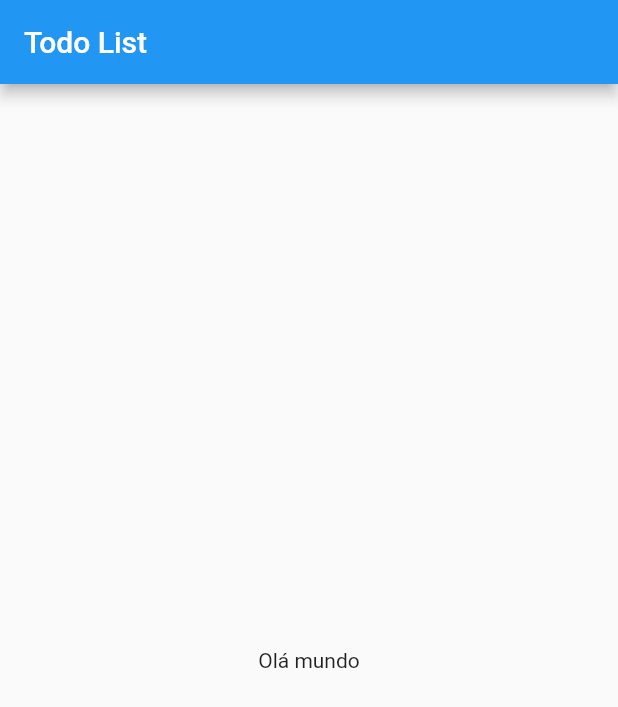
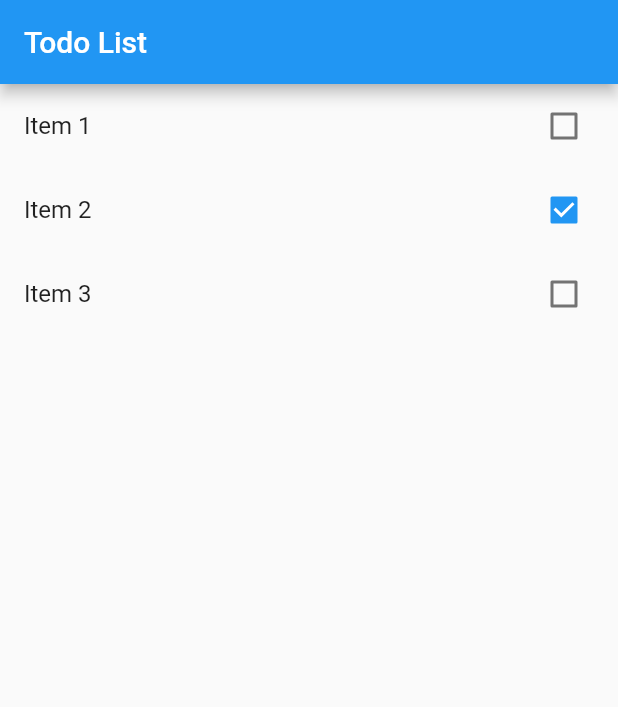
Before and after one commit to Douglas-code/TodoAppMobile, a Flutter app: the screen it shows after launch, on a phone screen of 412 x 824 dp. Shown: the top 707 px of the screen. Run offline on Flutter 3.47's test engine with Material 2 defaults, Android fonts, the phone set to English and light mode, and no system bars.

Commit message:
Adicionando statefulWidget

```diff
--- a/lib/main.dart
+++ b/lib/main.dart
@@ -1,4 +1,5 @@
 import 'package:flutter/material.dart';
+import 'package:todo_app/models/item.dart';
 
 void main() {
   runApp(App());
@@ -9,6 +10,7 @@ class App extends StatelessWidget {
   Widget build(BuildContext context) {
     return MaterialApp(
       title: 'Todo App',
+      debugShowCheckedModeBanner: false,
       theme: ThemeData(
         primarySwatch: Colors.blue,
         visualDensity: VisualDensity.adaptivePlatformDensity,
@@ -18,17 +20,42 @@ class App extends StatelessWidget {
   }
 }
 
-class HomePage extends StatelessWidget {
+class HomePage extends StatefulWidget {
+  List<Item> items = new List<Item>();
+
+  HomePage() {
+    items = [];
+    items.add(new Item(title: "Item 1", done: false));
+    items.add(new Item(title: "Item 2", done: true));
+    items.add(new Item(title: "Item 3", done: false));
+  }
+
+  @override
+  _HomePageState createState() => _HomePageState();
+}
+
+class _HomePageState extends State<HomePage> {
   @override
   Widget build(BuildContext context) {
     return Scaffold(
       appBar: AppBar(
         title: Text("Todo List"),
       ),
-      body: Container(
-        child: Center(
-          child: Text("Olá mundo"),
-        ),
+      body: ListView.builder(
+        itemCount: widget.items.length,
+        itemBuilder: (BuildContext context, int index) {
+          final item = widget.items[index];
+          return CheckboxListTile(
+            title: Text(item.title),
+            key: Key(item.title),
+            value: item.done,
+            onChanged: (value) {
+              setState(() {
+                item.done = value;
+              });
+            },
+          );
+        },
       ),
     );
   }
```
